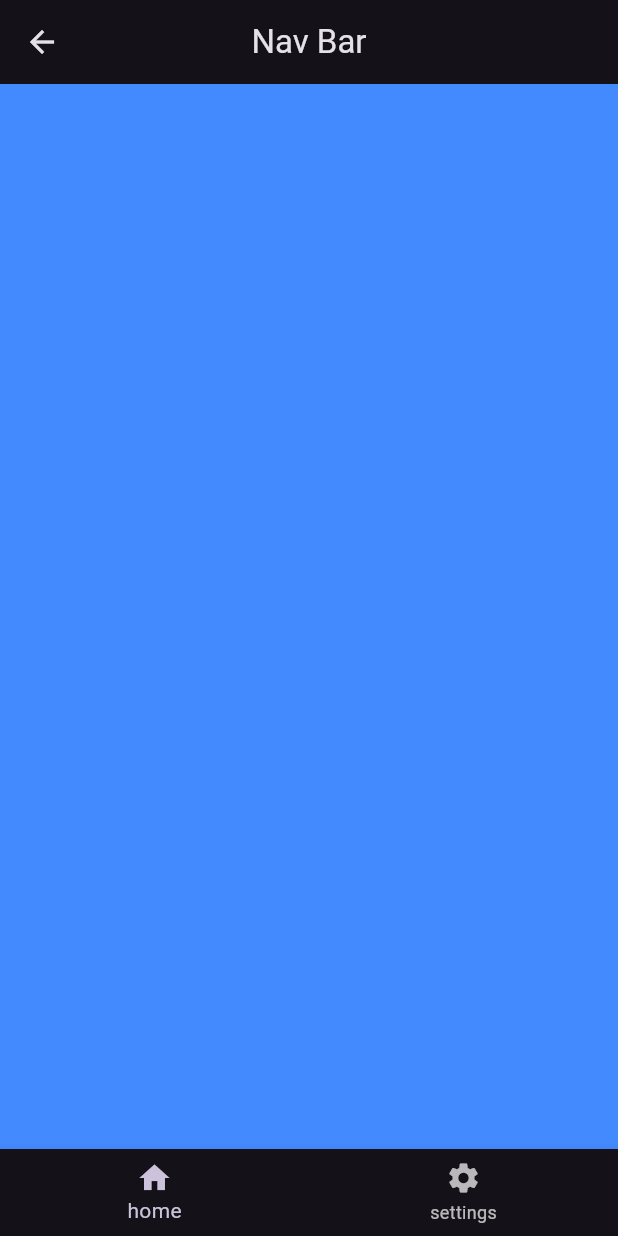
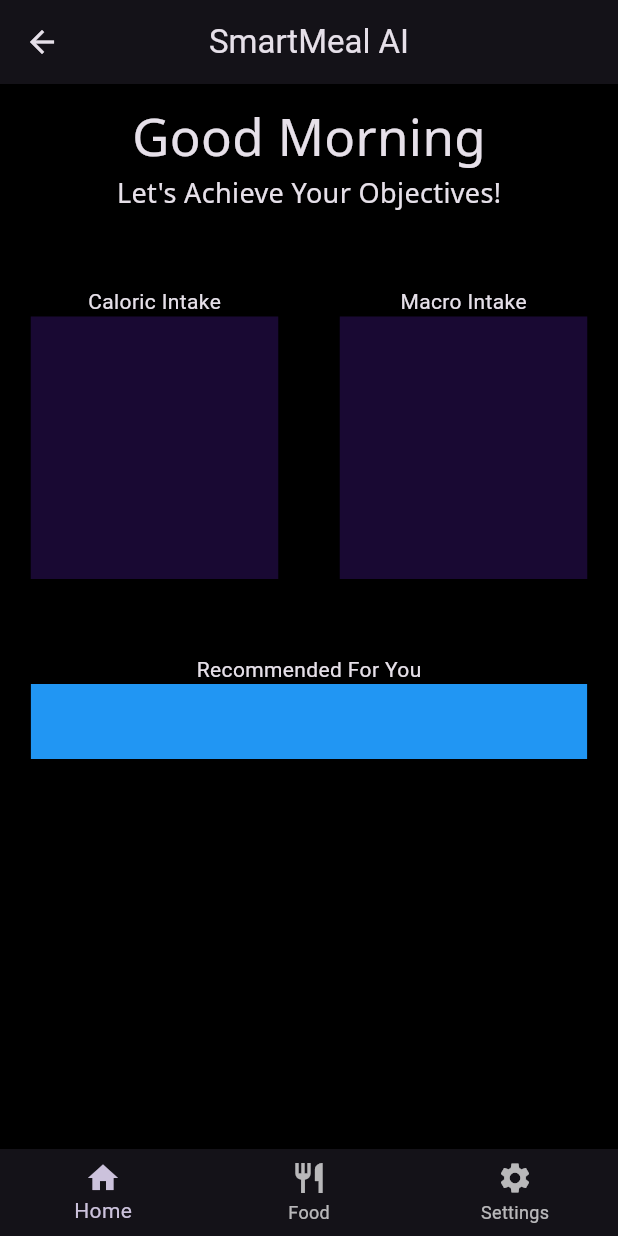
Before and after one commit to rambolps/smartmealai, a Flutter app: the screen it shows after launch, after a tap on "Let's Start", on a phone screen of 412 x 824 dp. Run offline on Flutter 3.47's test engine with Material 2 defaults, Android fonts, the phone set to English and light mode, and no system bars; our stand-ins replace google_fonts.

Commit message:
Created Home Screen

```diff
--- /dev/null
+++ b/lib/Home/HomeScreen.dart
@@ -0,0 +1,93 @@
+import 'package:flutter/material.dart';
+import 'package:google_fonts/google_fonts.dart';
+
+class HomeScreen extends StatelessWidget {
+  const HomeScreen({super.key});
+
+  @override
+  Widget build(BuildContext context) {
+    return Scaffold(
+      body: BodyLayout(),
+      backgroundColor: const Color.fromRGBO(0, 0, 0, 1),
+      appBar: AppBar(
+        title: const Text(
+          'SmartMeal AI',
+          textAlign: TextAlign.center,
+        ),
+        centerTitle: true,
+      ),
+      bottomNavigationBar: BottomNavigationBar(
+        items: const [
+          BottomNavigationBarItem(icon: Icon(Icons.home), label: 'Home'),
+          BottomNavigationBarItem(icon: Icon(Icons.restaurant), label: 'Food'),
+          BottomNavigationBarItem(
+              icon: Icon(Icons.settings), label: 'Settings'),
+        ],
+      ),
+    );
+  }
+}
+
+class BodyLayout extends StatelessWidget {
+  const BodyLayout({super.key});
+
+  @override
+  Widget build(BuildContext context) {
+    return Column(
+      children: [
+        SizedBox(height: 10),
+        Text("Good Morning",
+        style: GoogleFonts.notoSans(fontSize: 34),
+        ),
+
+        Text("Let's Achieve Your Objectives!",
+        style: GoogleFonts.notoSans(fontSize: 18),
+        ),
+        SizedBox(height: 50),
+        Row(
+          mainAxisAlignment: MainAxisAlignment.spaceAround,
+          children: [
+            Column(
+              children: [
+                Text("Caloric Intake"),
+                Container(
+                  width: 165,
+                  height: 175,
+                  color: const Color.fromRGBO(25,9,51,1),
+                )
+              ],
+            ),
+            Column(
+              children: [
+                Text("Macro Intake"),
+                Container(
+                  width: 165,
+                  height: 175,
+                  color: const Color.fromRGBO(25,9,51,1),
+                )
+              ],
+            )
+          ],
+        ),
+        SizedBox(height: 50),
+        const Text("Recommended For You"),
+        Row(
+          mainAxisAlignment: MainAxisAlignment.spaceAround,
+          children: [
+            const Spacer(flex: 1),
+            Expanded(
+              flex: 18,
+              child: Container(
+                color: Colors.blue,
+                height: 50,
+                width: 50,
+              ),
+            ),
+            Spacer(flex: 1),
+          ],
+        ),
+        Spacer(flex: 4,),
+      ],
+    );
+  }
+}
--- a/lib/Splash/SplashScreen.dart
+++ b/lib/Splash/SplashScreen.dart
@@ -40,7 +40,7 @@ class SplashScreen extends StatelessWidget {
                   Expanded(
                       flex: 4,
                       child: FloatingActionButton.extended(
-                        onPressed: () => Navigator.pushNamed(context, '/login'),
+                        onPressed: () => Navigator.pushNamed(context, '/Home'),
                         label: const Text("Let's Start",
                             textAlign: TextAlign.center,
                             style: TextStyle(
--- a/lib/routes.dart
+++ b/lib/routes.dart
@@ -1,7 +1,9 @@
+import 'package:smartmealai/Home/HomeScreen.dart';
 import 'package:smartmealai/Login/LoginScreen.dart';
 import 'package:smartmealai/Splash/SplashScreen.dart';
 
 var appRoutes = {
   '/': (context) => const SplashScreen(),
-  '/login': (context) => const LoginScreen(),
+  '/Login': (context) => const LoginScreen(),
+  '/Home': (context) => const HomeScreen(),
 };
```
